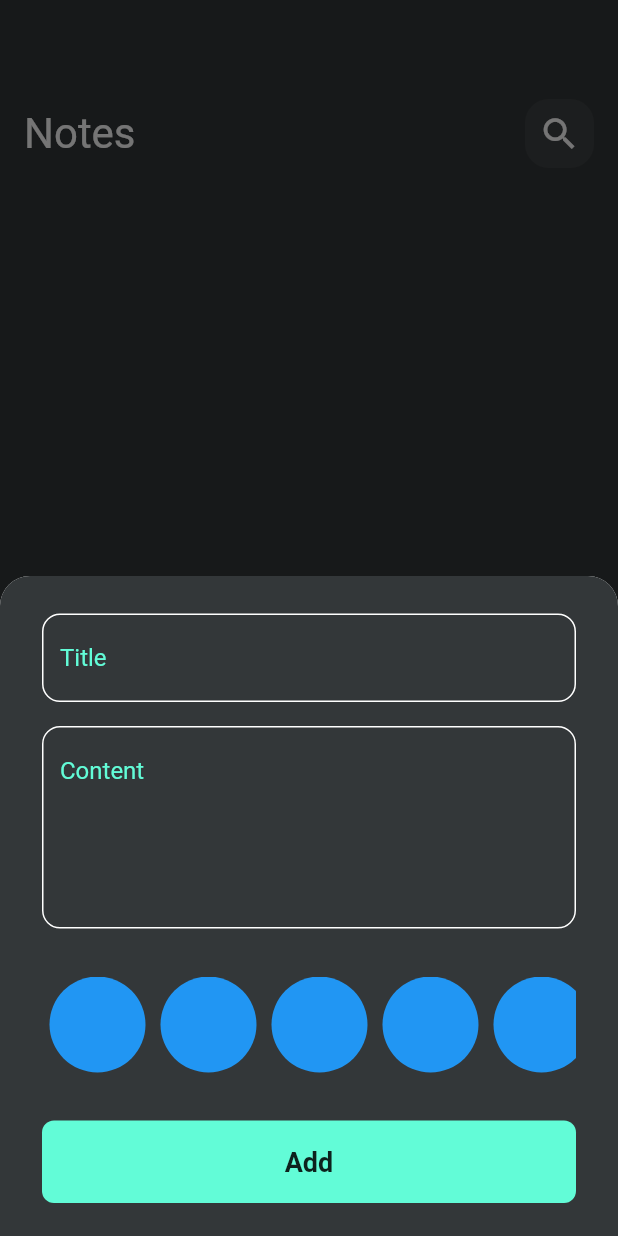
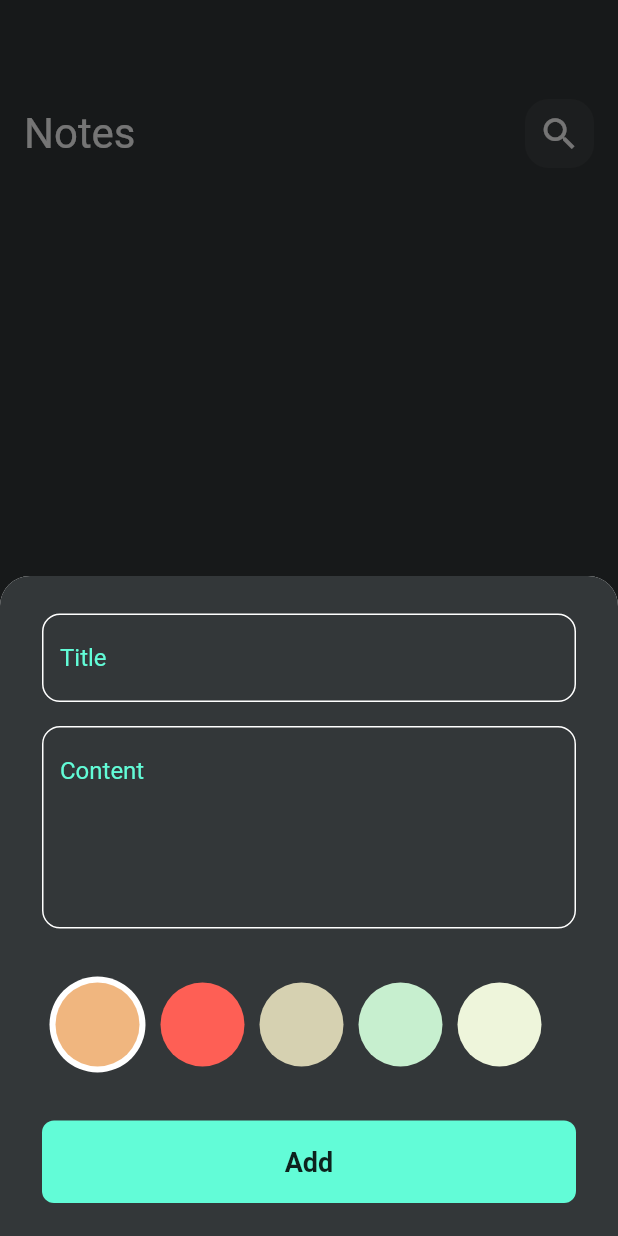
Before and after one commit to Eslamyounis34/Flutter_Notes_App, a Flutter app: the screen it shows after launch, after a tap on the "add" icon, on a phone screen of 412 x 824 dp. Run offline on Flutter 3.47's test engine with Material 2 defaults, Android fonts, the phone set to English and light mode, and no system bars; our stand-ins replace bloc, buildcondition, flutter_bloc, fluttertoast, font_awesome_flutter, hexcolor and 3 more; accounts and stored records are empty; Roboto replaces fonts that are missing (Poppins).

Commit message:
finish colors list view

```diff
--- a/lib/widgets/color_item.dart
+++ b/lib/widgets/color_item.dart
@@ -3,16 +3,28 @@ import 'package:flutter/src/widgets/framework.dart';
 import 'package:flutter/src/widgets/placeholder.dart';
 
 class ColorItem extends StatelessWidget {
-  const ColorItem({super.key});
+  const ColorItem({super.key, required this.isActive, required this.color});
+
+  final bool isActive;
+  final Color color;
 
   @override
   Widget build(BuildContext context) {
     return Padding(
-      padding: const EdgeInsets.only(left: 5, right: 5),
-      child: const CircleAvatar(
-        radius: 32,
-        backgroundColor: Colors.blue,
-      ),
+      padding: EdgeInsets.only(left: 5, right: 5),
+      child: isActive
+          ? CircleAvatar(
+              radius: 32,
+              backgroundColor: Colors.white,
+              child: CircleAvatar(
+                radius: 28,
+                backgroundColor: color,
+              ),
+            )
+          : CircleAvatar(
+              radius: 28,
+              backgroundColor: color,
+            ),
     );
   }
 }
--- a/lib/widgets/colors_list_view.dart
+++ b/lib/widgets/colors_list_view.dart
@@ -3,8 +3,22 @@ import 'package:flutter/src/widgets/framework.dart';
 import 'package:flutter/src/widgets/placeholder.dart';
 import 'package:hive_notes_app/widgets/color_item.dart';
 
-class ColorsListView extends StatelessWidget {
+class ColorsListView extends StatefulWidget {
   const ColorsListView({super.key});
+
+  @override
+  State<ColorsListView> createState() => _ColorsListViewState();
+}
+
+class _ColorsListViewState extends State<ColorsListView> {
+  int currentIndex = 0;
+  List<Color> colors = const [
+    Color(0xffF0B67F),
+    Color(0xffFE5F55),
+    Color(0xffD6D1B1),
+    Color(0xffC7EFCF),
+    Color(0xffEEF5DB),
+  ];
 
   @override
   Widget build(BuildContext context) {
@@ -12,8 +26,17 @@ class ColorsListView extends StatelessWidget {
       height: 32 * 2,
       child: ListView.builder(
           scrollDirection: Axis.horizontal,
-          itemCount: 10,
-          itemBuilder: (context, index) => const ColorItem()),
+          itemCount: colors.length,
+          itemBuilder: (context, index) => GestureDetector(
+                onTap: () {
+                  currentIndex = index;
+                  setState(() {});
+                },
+                child: ColorItem(
+                  color: colors[index],
+                  isActive: currentIndex == index,
+                ),
+              )),
     );
   }
 }
```
